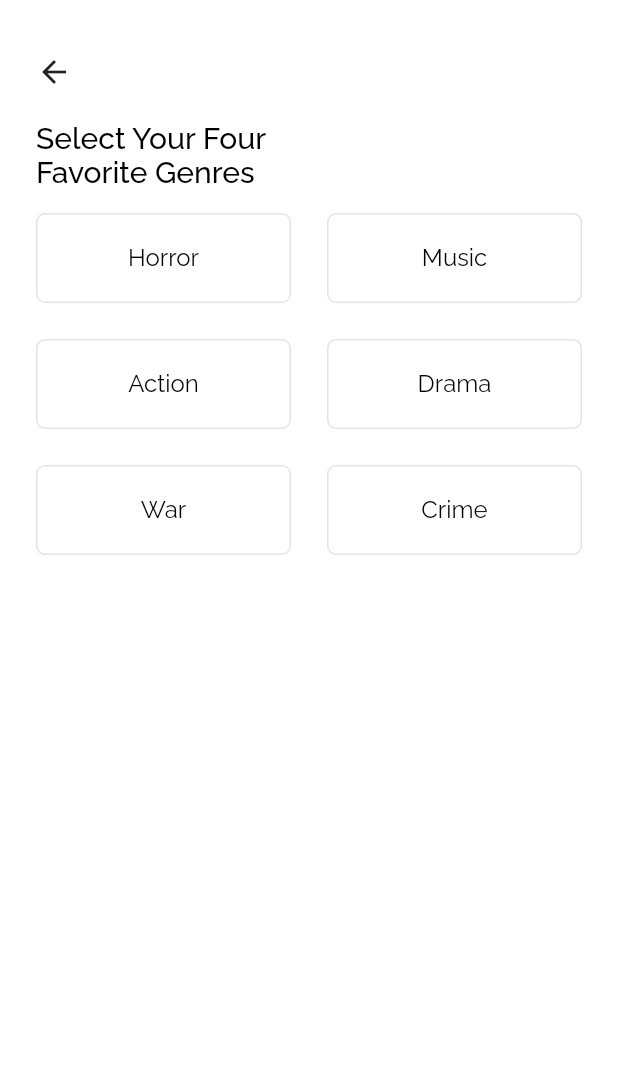
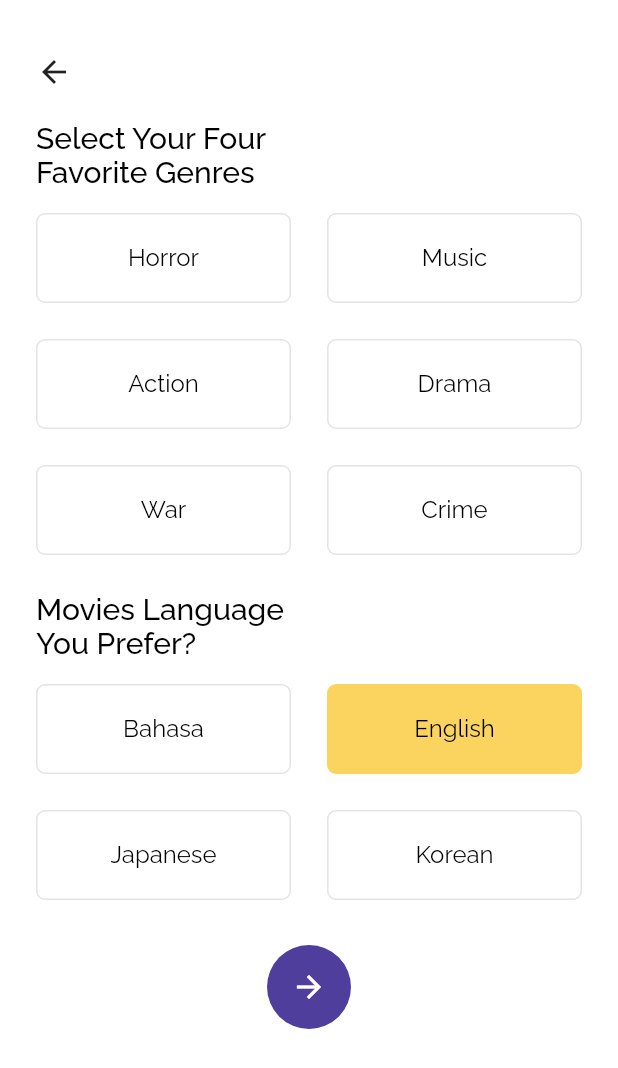
Before and after one commit to bukhari-inst/flutix_app, a Flutter app: the PreferencePage screen opened directly with empty values, on a phone screen of 412 x 824 dp. Shown: the top 1068 px of the screen. Run offline on Flutter 3.47's test engine with Material 2 defaults, Android fonts, the phone set to English and light mode, and no system bars; our stand-ins replace bloc, cloud_firestore, email_validator, equatable, firebase_auth, flushbar and 5 more; accounts and stored records are empty; statements that could not run were skipped.

Commit message:
Preference page part 2

```diff
--- a/lib/ui/pages/preference_page.dart
+++ b/lib/ui/pages/preference_page.dart
@@ -68,7 +68,52 @@ class _PreferencePageState extends State<PreferencePage> {
                     Wrap(
                       spacing: 24,
                       runSpacing: 24,
-                      children: genereGenreWidgets(context),
+                      children: generateGenreWidgets(context),
+                    ),
+                    SizedBox(
+                      height: 24,
+                    ),
+                    Text(
+                      "Movies Language\nYou Prefer?",
+                      style: blackTextFont.copyWith(fontSize: 20),
+                    ),
+                    SizedBox(
+                      height: 16,
+                    ),
+                    Wrap(
+                      spacing: 24,
+                      runSpacing: 24,
+                      children: generateLangWidgets(context),
+                    ),
+                    SizedBox(
+                      height: 30,
+                    ),
+                    Center(
+                      child: FloatingActionButton(
+                          elevation: 0,
+                          backgroundColor: mainColor,
+                          child: Icon(Icons.arrow_forward),
+                          onPressed: () {
+                            if (selectedGenres.length != 4) {
+                              Flushbar(
+                                duration: Duration(milliseconds: 1500),
+                                flushbarPosition: FlushbarPosition.TOP,
+                                backgroundColor: Color(0xFFFF5C83),
+                                message: "Please select 4 genres",
+                              )..show(context);
+                            } else {
+                              widget.registrationData.selectedGenres =
+                                  selectedGenres;
+                              widget.registrationData.selectedLang =
+                                  selectedLanguage;
+                              context.bloc<PageBloc>().add(
+                                  GoToAccountConfirmationPage(
+                                      widget.registrationData));
+                            }
+                          }),
+                    ),
+                    SizedBox(
+                      height: 50,
                     )
                   ])
             ],
@@ -78,7 +123,7 @@ class _PreferencePageState extends State<PreferencePage> {
     );
   }
 
-  List<Widget> genereGenreWidgets(BuildContext context) {
+  List<Widget> generateGenreWidgets(BuildContext context) {
     double width =
         (MediaQuery.of(context).size.width - 2 * defaultMargin - 24) / 2;
 
@@ -88,7 +133,27 @@ class _PreferencePageState extends State<PreferencePage> {
               width: width,
               isSelected: selectedGenres.contains(e),
               onTap: () {
-                onSelectGenre(e);
+                setState(() {
+                  onSelectGenre(e);
+                });
+              },
+            ))
+        .toList();
+  }
+
+  List<Widget> generateLangWidgets(BuildContext context) {
+    double width =
+        (MediaQuery.of(context).size.width - 2 * defaultMargin - 24) / 2;
+
+    return widget.languages
+        .map((e) => SelectableBox(
+              e,
+              width: width,
+              isSelected: selectedLanguage == e,
+              onTap: () {
+                setState(() {
+                  selectedLanguage = e;
+                });
               },
             ))
         .toList();
```
